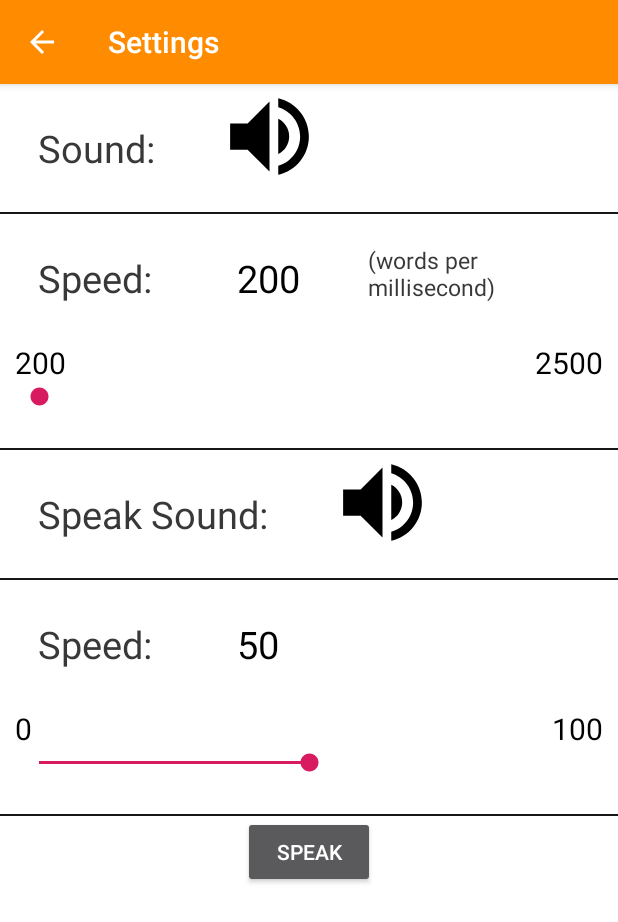
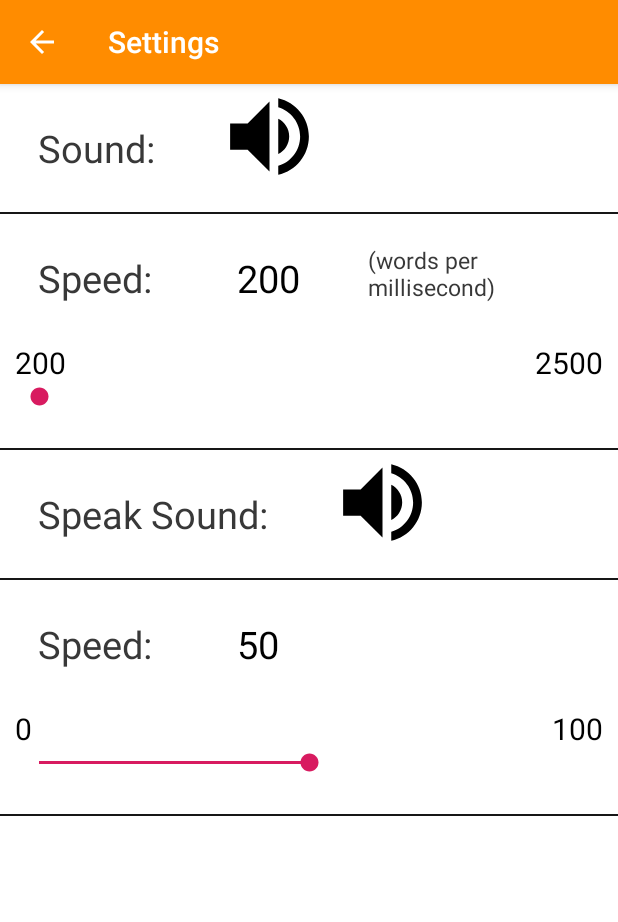
Before and after one commit to Durgnan/EatEnglishAssignment, an Android app: the ShowContent screen opened directly, with no data from a screen before it, in the options menu, after a tap on "Settings", on a phone screen of 412 x 824 dp. Shown: the top 922 px of the screen. Run offline under Robolectric (Android 15) with nearby library versions, the phone set to English and light mode, and no system bars; 5 statements that could not run were skipped.

Commit message:
Date: 29/03/2019 Status: Work done till Adding settings activity along with its functionalities.

```diff
--- a/app/src/main/java/com/durgesh/intern/eatenglishassignment/ShowContent.java
+++ b/app/src/main/java/com/durgesh/intern/eatenglishassignment/ShowContent.java
@@ -1,6 +1,7 @@
 package com.durgesh.intern.eatenglishassignment;
 
 import android.content.Intent;
+import android.database.Cursor;
 import android.speech.tts.TextToSpeech;
 import android.support.v7.app.AppCompatActivity;
 import android.os.Bundle;
@@ -26,6 +27,8 @@ public class ShowContent extends AppCompatActivity {
     Toolbar toolbar;
     TextToSpeech textToSpeech;
     TextToSpeech textToSpeech1;
+    SeekBarAdapter mydb;
+    int speed1,speed2;
     String id,uname;
     int i=0;
     Button b1;
@@ -38,6 +41,11 @@ public class ShowContent extends AppCompatActivity {
         b1 = findViewById(R.id.press);
         toolbar = (Toolbar) findViewById(R.id.toolbar);
         setSupportActionBar(toolbar);
+        mydb=new SeekBarAdapter(this);
+        Cursor rs = mydb.getData();
+        rs.moveToFirst();
+        speed1 = rs.getInt(0);
+        speed2=rs.getInt(1);
         try{
             textToSpeech=new TextToSpeech(this, new TextToSpeech.OnInitListener() {
                 @Override
@@ -107,6 +115,7 @@ public class ShowContent extends AppCompatActivity {
                     public void onClick(View v) {
                         textToSpeech1.speak(t1.getText().toString(), TextToSpeech.QUEUE_FLUSH, null);
                         textToSpeech1.speak(t2.getText().toString(), TextToSpeech.QUEUE_FLUSH, null);
+
 
                     }
                 });
--- a/app/src/main/res/layout/activity_settings.xml
+++ b/app/src/main/res/layout/activity_settings.xml
@@ -100,13 +100,10 @@
                     android:layout_width="match_parent"
                     android:layout_height="match_parent"
                     android:layout_marginHorizontal="10dp"
-                    android:outlineAmbientShadowColor="#000000"
                     android:paddingBottom="25dp"
                     android:id="@+id/seekBar1"
                     android:max="2500"
-                    android:tooltipText="@string/appbar_scrolling_view_behavior"
                     android:min="200"
-                    android:pointerIcon="arrow"
 
                     />
             </LinearLayout>
@@ -192,11 +189,8 @@
                     android:layout_width="match_parent"
                     android:layout_height="match_parent"
                     android:layout_marginHorizontal="10dp"
-                    android:outlineAmbientShadowColor="#000000"
-                    android:pointerIcon="arrow"
                     android:paddingBottom="25dp"
                     android:id="@+id/seekBar2"
-                    android:tooltipText="@string/appbar_scrolling_view_behavior"
                     android:max="100"
                     android:min="0"
 
@@ -210,13 +204,6 @@
                 android:layout_width="match_parent"
                 android:background="#161616"
                 android:layout_height="1dp"/>
-            <Button
-                android:layout_width="wrap_content"
-                android:layout_height="wrap_content"
-                android:id="@+id/speak"
-                android:layout_gravity="center"
-                android:text="speak"
-                />
 
         </LinearLayout>
 
```
